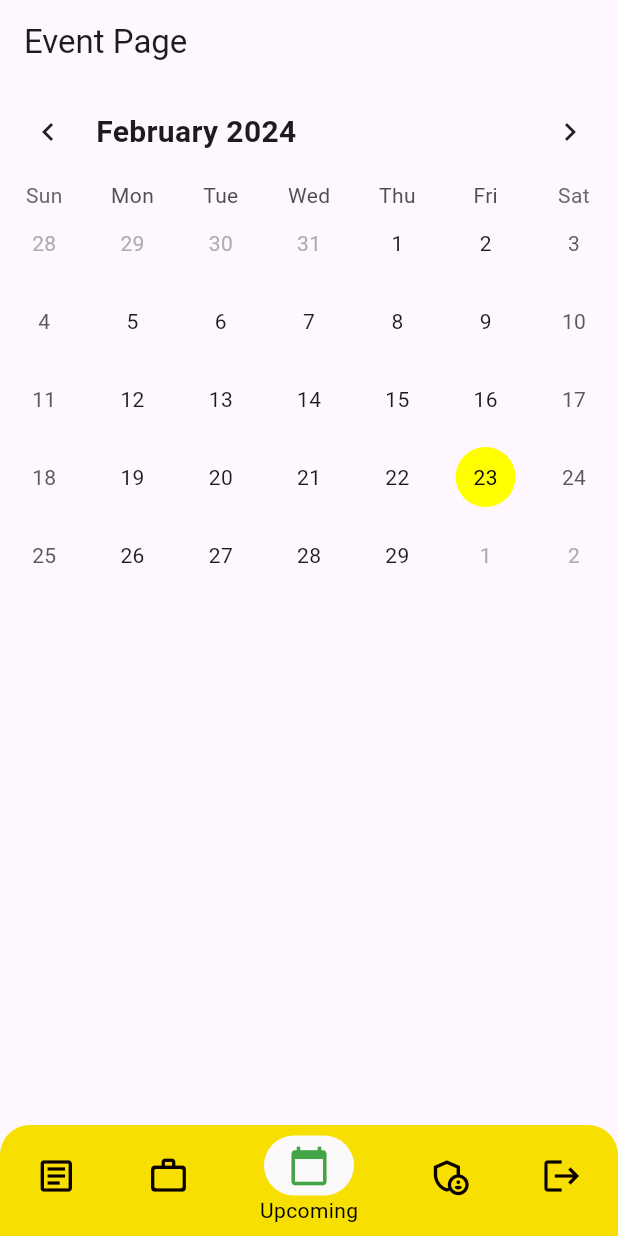
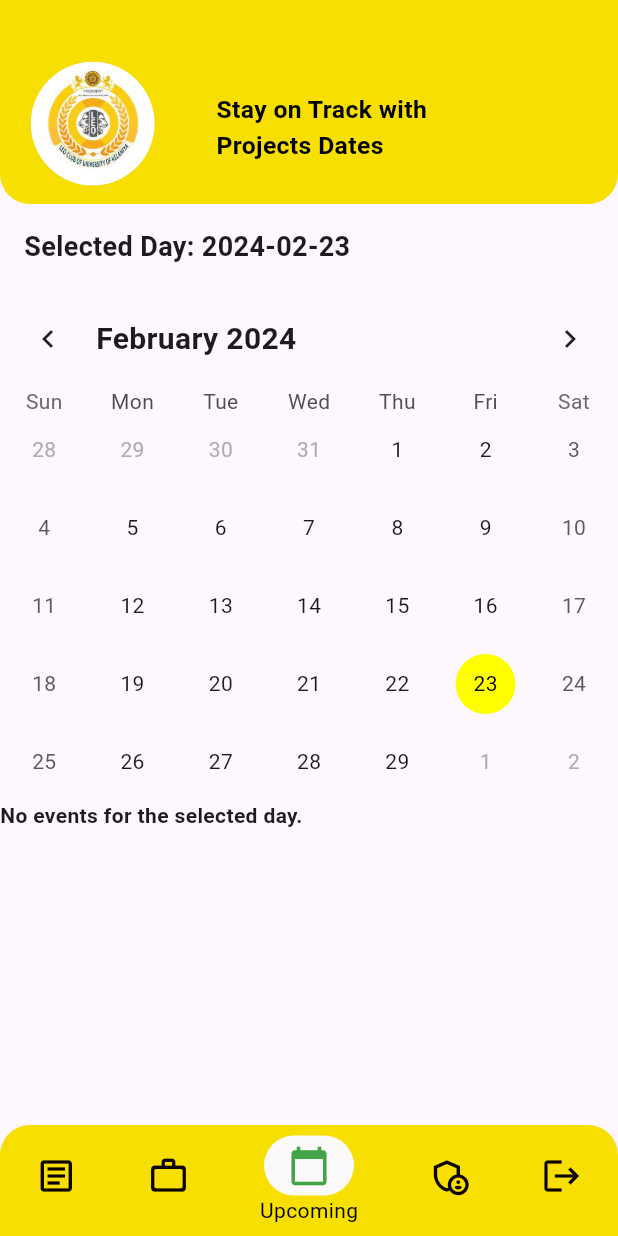
Before and after one commit to KJBotheju/uokleomobileapp, a Flutter app: the screen it shows after launch, item 3 of the bottom bar chosen, on a phone screen of 412 x 824 dp. Run offline on Flutter 3.47's test engine with Material 3 defaults, Android fonts, the phone set to English and light mode, and no system bars; drawn by our look-alikes of table_calendar; our stand-ins replace cloud_firestore, firebase_auth, firebase_core, firebase_storage, flutter_linkify, image_picker; accounts and stored records are empty.

Commit message:
add eventpage

```diff
--- a/lib/screens/EventPage.dart
+++ b/lib/screens/EventPage.dart
@@ -1,7 +1,6 @@
-// ignore_for_file: prefer_const_constructors
-
 import 'package:flutter/material.dart';
 import 'package:table_calendar/table_calendar.dart';
+import 'package:cloud_firestore/cloud_firestore.dart';
 
 class EventPage extends StatefulWidget {
   const EventPage({Key? key}) : super(key: key);
@@ -12,6 +11,7 @@ class EventPage extends StatefulWidget {
 
 class _EventPageState extends State<EventPage> {
   late TableCalendar _calendarController;
+  DateTime _selectedDay = DateTime.now();
 
   @override
   void initState() {
@@ -20,16 +20,92 @@ class _EventPageState extends State<EventPage> {
       focusedDay: DateTime.now(),
       firstDay: DateTime(2023, 1, 1),
       lastDay: DateTime(2025, 12, 31),
+      onDaySelected: (selectedDay, focusedDay) {
+        setState(() {
+          _selectedDay = selectedDay;
+        });
+      },
     );
+  }
+
+  Future<List<Map<String, dynamic>>> _getEvents(DateTime day) async {
+    // Fetch data from Firestore
+    final QuerySnapshot<Map<String, dynamic>> snapshot = await FirebaseFirestore
+        .instance
+        .collection('Dates')
+        .where('year', isEqualTo: day.year.toString())
+        .where('month', isEqualTo: day.month.toString())
+        .where('date', isEqualTo: day.day.toString())
+        .get();
+
+    // Extract data from the snapshot
+    return snapshot.docs.map((DocumentSnapshot<Map<String, dynamic>> doc) {
+      return doc.data()!;
+    }).toList();
   }
 
   @override
   Widget build(BuildContext context) {
+    double screenWidth = MediaQuery.of(context).size.width;
+
     return Scaffold(
-      appBar: AppBar(
-        title: Text('Event Page'),
+      body: Column(
+        crossAxisAlignment: CrossAxisAlignment.stretch,
+        children: [
+          Container(
+            height: 0.33 * screenWidth,
+            decoration: BoxDecoration(
+              color: const Color.fromARGB(255, 247, 223, 2),
+              borderRadius: BorderRadius.only(
+                bottomLeft: Radius.circular(20.0),
+                bottomRight: Radius.circular(20.0),
               ),
-      body: TableCalendar(
+            ),
+            child: Stack(
+              children: [
+                ClipPath(
+                  clipper: ArcClipper(),
+                  child: Container(
+                    height: 20.0,
+                    decoration: BoxDecoration(
+                      color: Color.fromARGB(255, 247, 223, 2),
+                    ),
+                  ),
+                ),
+                Positioned(
+                  left: 0.05 * screenWidth,
+                  top: 0.1 * screenWidth,
+                  child: CircleAvatar(
+                    backgroundImage: AssetImage('assets/images/download.jpeg'),
+                    radius: 0.1 * screenWidth,
+                  ),
+                ),
+                Positioned(
+                  right: 0.15 * screenWidth,
+                  top: 0.15 * screenWidth,
+                  child: Container(
+                    constraints: BoxConstraints(maxWidth: 0.5 * screenWidth),
+                    child: Text(
+                      'Stay on Track with Projects Dates',
+                      style: TextStyle(
+                        color: Colors.black,
+                        fontSize: 0.04 * screenWidth,
+                        fontWeight: FontWeight.bold,
+                      ),
+                    ),
+                  ),
+                ),
+              ],
+            ),
+          ),
+          Padding(
+            padding: const EdgeInsets.all(16.0),
+            child: Text(
+              'Selected Day: ${_selectedDay.toLocal().toString().split(' ')[0]}',
+              style: TextStyle(fontSize: 18.0, fontWeight: FontWeight.bold),
+            ),
+          ),
+          TableCalendar(
             calendarFormat: _calendarController.calendarFormat,
             calendarStyle: CalendarStyle(
               todayDecoration: BoxDecoration(
@@ -51,10 +127,76 @@ class _EventPageState extends State<EventPage> {
                 fontWeight: FontWeight.bold,
               ),
             ),
-        focusedDay: DateTime.now(),
+            focusedDay: _selectedDay,
             firstDay: DateTime(2023, 1, 1),
             lastDay: DateTime(2025, 12, 31),
+            onDaySelected: (selectedDay, focusedDay) {
+              setState(() {
+                _selectedDay = selectedDay;
+              });
+            },
+          ),
+          FutureBuilder(
+            future: _getEvents(_selectedDay),
+            builder:
+                (context, AsyncSnapshot<List<Map<String, dynamic>>> snapshot) {
+              if (snapshot.connectionState == ConnectionState.waiting) {
+                return CircularProgressIndicator();
+              } else if (snapshot.hasError) {
+                return Text('Error: ${snapshot.error}');
+              } else if (!snapshot.hasData || snapshot.data!.isEmpty) {
+                return Text(
+                  'No events for the selected day.',
+                  style: TextStyle(
+                    fontWeight: FontWeight.bold,
+                  ),
+                );
+              } else {
+                return Expanded(
+                  child: ListView.builder(
+                    itemCount: snapshot.data!.length,
+                    itemBuilder: (context, index) {
+                      Map<String, dynamic> event = snapshot.data![index];
+                      return ListTile(
+                        title: Text(
+                          'Project Name: ${event['projectName']}',
+                          style: TextStyle(fontWeight: FontWeight.bold),
+                        ),
+                        subtitle: Text(
+                          'Start Time: ${event['startTime']}',
+                          style: TextStyle(fontWeight: FontWeight.bold),
+                        ),
+                      );
+                    },
+                  ),
+                );
+              }
+            },
+          ),
+        ],
       ),
     );
   }
 }
+
+class ArcClipper extends CustomClipper<Path> {
+  @override
+  Path getClip(Size size) {
+    final path = Path();
+    path.lineTo(0.0, size.height - 20.0);
+    path.quadraticBezierTo(
+      size.width / 2,
+      size.height,
+      size.width,
+      size.height - 20.0,
+    );
+    path.lineTo(size.width, 0.0);
+    path.close();
+    return path;
+  }
+
+  @override
+  bool shouldReclip(covariant CustomClipper<Path> oldClipper) {
+    return false;
+  }
+}
--- a/lib/screens/admin.dart
+++ b/lib/screens/admin.dart
@@ -74,7 +74,7 @@ class _AdminPageState extends State<AdminPage> {
                   backgroundColor: Color.fromARGB(255, 247, 223, 2),
                 ),
                 child: Text(
-                  'Login',
+                  'Admin Login',
                   style: TextStyle(color: Colors.black),
                 ),
               ),
```
Lines whose indentation alone changed are shown as unchanged.
